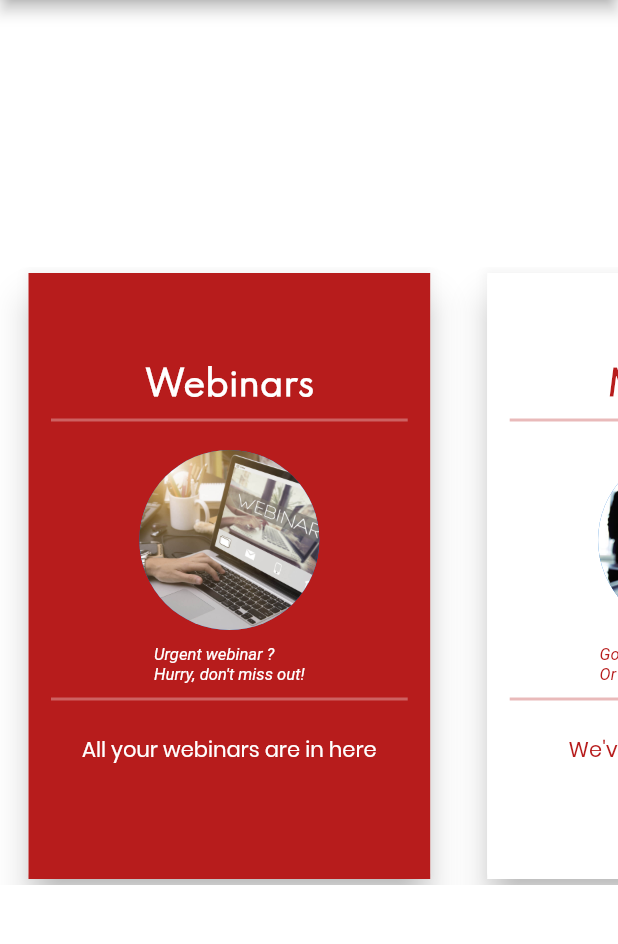
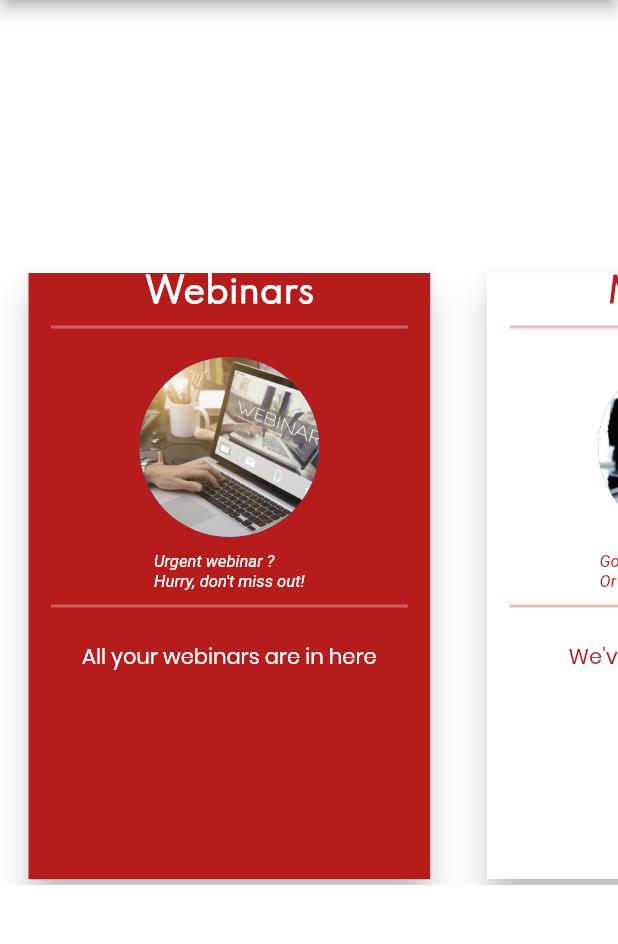
Before and after one commit to ritvikjoshi79/Redpositive_AppIntern_2_project, a Flutter app: the StartScreen screen opened directly, on a phone screen of 412 x 824 dp, the part 84-1028 px from its top. Run offline on Flutter 3.47's test engine with Material 2 defaults, Android fonts, the phone set to English and light mode, and no system bars; our stand-ins replace cloud_firestore, firebase_auth; missing offline and left inert: appintern2; accounts and stored records are empty.

```diff
--- a/lib/Views/startScreen.dart
+++ b/lib/Views/startScreen.dart
@@ -1,6 +1,6 @@
-import 'package:redpositive_app_1/Screens/classroom.dart';
-import 'package:redpositive_app_1/Screens/meeting.dart';
-import 'package:redpositive_app_1/Screens/webinar/create_join_screen.dart';
+import 'package:appintern2/Screens/classroom.dart';
+import 'package:appintern2/Screens/meeting.dart';
+import 'package:appintern2/Screens/webinar/create_join_screen.dart';
 import 'package:flutter/material.dart';
 import '../Service/service.dart';
 
@@ -85,6 +85,7 @@ class _StartScreenState extends State<StartScreen> {
                               ? Colors.red[900]
                               : Colors.white,
                           padding: EdgeInsets.only(left: 15, right: 15),
+                          child: SingleChildScrollView(
                             child: Column(
                               mainAxisAlignment: MainAxisAlignment.center,
                               children: <Widget>[
@@ -176,6 +177,7 @@ class _StartScreenState extends State<StartScreen> {
                           ),
                         ),
                       ),
+                    ),
                   )),
         ),
       ),
```
Lines whose indentation alone changed are shown as unchanged.
